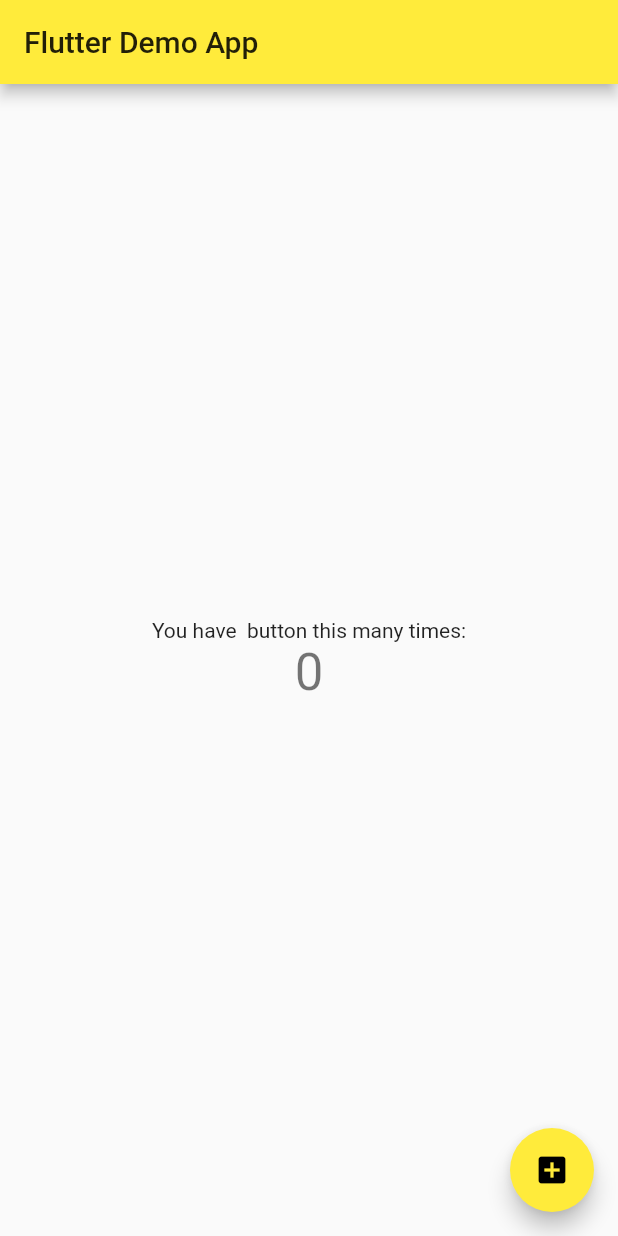
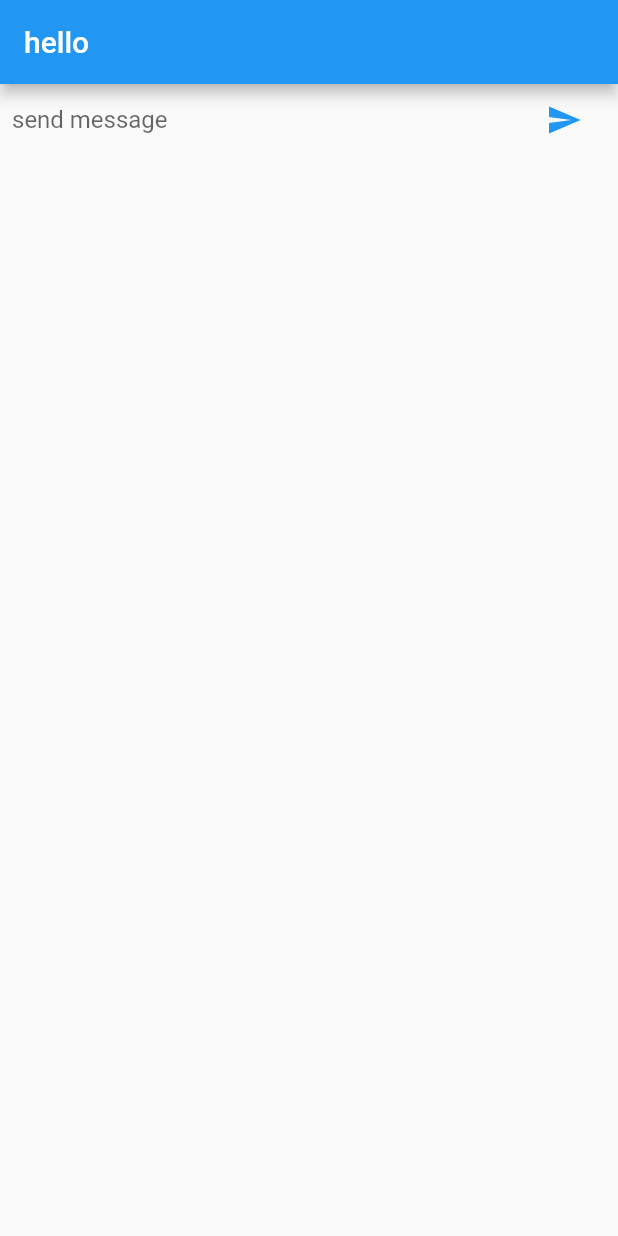
Before and after one commit to ahmetcj4/firebase-flutter-codelab, a Flutter app: the screen it shows after launch, on a phone screen of 412 x 824 dp. Run offline on Flutter 3.47's test engine with Material 2 defaults, Android fonts, the phone set to English and light mode, and no system bars.

Commit message:
text editing controller is added

```diff
--- a/lib/main.dart
+++ b/lib/main.dart
@@ -1,59 +1,65 @@
 import 'package:flutter/material.dart';
 
-void main() => runApp(new MyApp());
-
-class MyApp extends StatelessWidget {
-  @override
-  Widget build(BuildContext context) => new MaterialApp(
-      title: 'Flutter Demo',
-      theme: new ThemeData(
-        primarySwatch: Colors.yellow
-      ),
-      home: new MyHomePage(title: 'Flutter Demo App'),
-    );
+void main() {
+  runApp(new FriendlychatApp());
 }
 
-class MyHomePage extends StatefulWidget {
-  MyHomePage({Key key, this.title}) : super(key: key);
-  final String title;
+class FriendlychatApp extends StatelessWidget {
   @override
-  _MyHomePageState createState() => new _MyHomePageState();
+  Widget build(BuildContext context) {
+    return new MaterialApp(
+      title: "Friendlychat",
+      home: new ChatScreen(),
+    );
+  }
 }
 
-class _MyHomePageState extends State<MyHomePage> {
-  int _counter = 0;
+class ChatScreen extends StatefulWidget {
+  @override
+  State createState() => new ChatScreenState();
+}
 
-  void _incrementCounter() {
-    setState(() {
-      _counter++;
-    });
+class ChatScreenState extends State<ChatScreen> {
+  final TextEditingController _textController = new TextEditingController();
+  void _onSubmitted(String value) {
+    _textController.clear();
+  }
+
+  _handleSubmitted(String text) {}
+
+  Widget _buildTextComposer() {
+    return new IconTheme(
+        data: new IconThemeData(color: Theme.of(context).accentColor),
+        child: new Container(
+          margin: const EdgeInsets.symmetric(horizontal: 8.0),
+          child: new Row(
+            children: <Widget>[
+              new Flexible(
+                child: new TextField(
+                  controller: _textController,
+                  onSubmitted: _onSubmitted,
+                  decoration:
+                      new InputDecoration.collapsed(hintText: "send message"),
+                ),
+              ),
+              new Container(
+                margin: new EdgeInsets.symmetric(horizontal: 4.0),
+                child: new IconButton(
+                    icon: new Icon(Icons.send),
+                    onPressed: () => _handleSubmitted(_textController.text)),
+              ),
+            ],
+          ),
+        ),);
   }
 
   @override
   Widget build(BuildContext context) {
     return new Scaffold(
       appBar: new AppBar(
-        title: new Text(widget.title),
+        title: new Text("hello"),
       ),
-      body: new Center(
-        child: new Column(
-          mainAxisAlignment: MainAxisAlignment.center,
-          children: <Widget>[
-            new Text(
-              'You have  button this many times:',
-            ),
-            new Text(
-              '$_counter',
-              style: Theme.of(context).textTheme.display1,
-            ),
-          ],
-        ),
-      ),
-      floatingActionButton: new FloatingActionButton(
-        onPressed: _incrementCounter,
-        tooltip: 'Increment',
-        child: new Icon(Icons.add_box),
-      ), // This trailing comma makes auto-formatting nicer for build methods.
+      body: _buildTextComposer(),
     );
   }
 }
```
